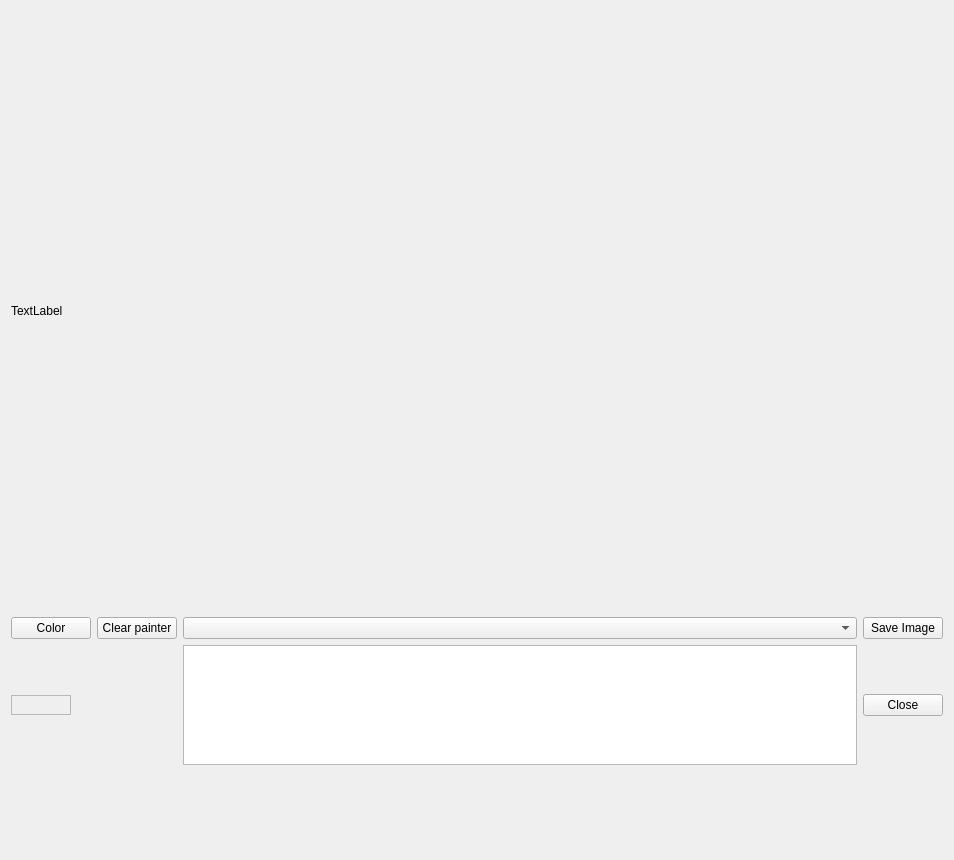
The window that namalysator/w_screenshoterror.ui (phungthomas/Namalysator) describes before a commit, drawn with Qt 5.
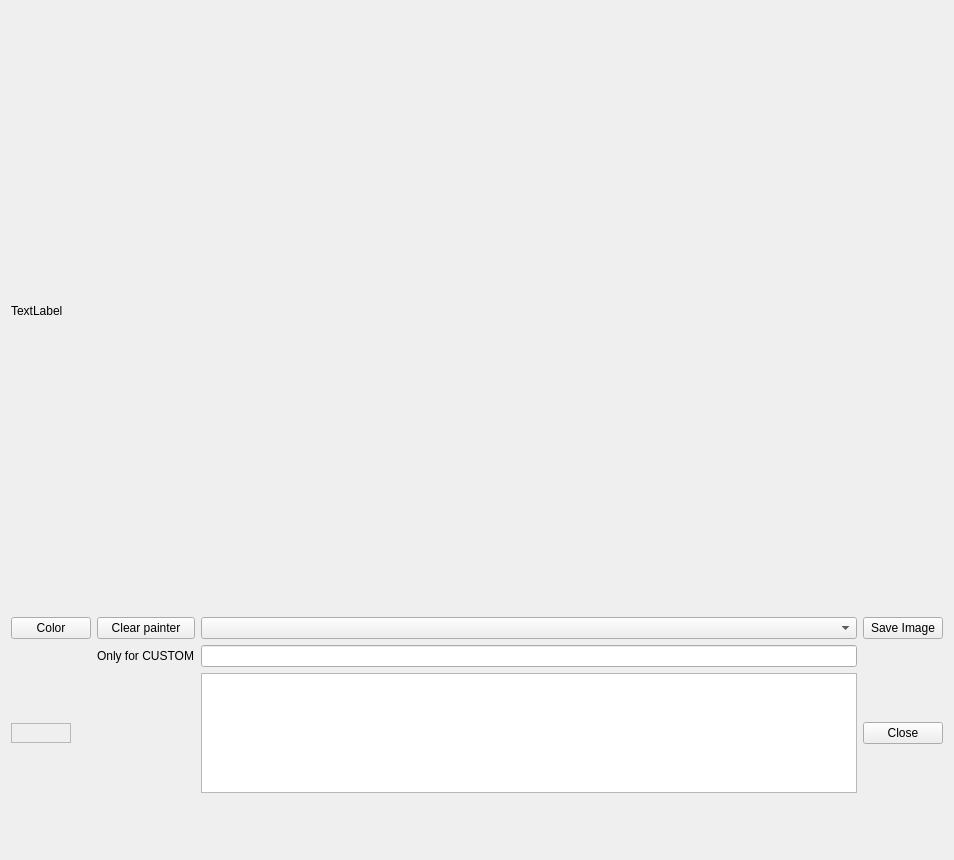
The same window after the commit.

Commit message: Custom title implemented

Diff of the .ui file:
```diff
--- a/namalysator/w_screenshoterror.ui
+++ b/namalysator/w_screenshoterror.ui
@@ -68,7 +68,7 @@
            </property>
           </widget>
          </item>
-         <item row="1" column="0">
+         <item row="2" column="0">
           <widget class="QTextEdit" name="boxColor">
            <property name="enabled">
             <bool>false</bool>
@@ -100,14 +100,14 @@
            </property>
           </widget>
          </item>
-         <item row="1" column="3">
+         <item row="2" column="3">
           <widget class="QPushButton" name="btnClose">
            <property name="text">
             <string>Close</string>
            </property>
           </widget>
          </item>
-         <item row="1" column="2">
+         <item row="2" column="2">
           <widget class="QTextEdit" name="txtCommentaire">
            <property name="minimumSize">
             <size>
@@ -126,13 +126,23 @@
          <item row="0" column="2">
           <widget class="QComboBox" name="comboBoxErrorType"/>
          </item>
-         <item row="2" column="2">
+         <item row="3" column="2">
           <widget class="QLabel" name="lbComment">
            <property name="text">
             <string/>
            </property>
           </widget>
          </item>
+         <item row="1" column="1">
+          <widget class="QLabel" name="label_2">
+           <property name="text">
+            <string>Only for CUSTOM</string>
+           </property>
+          </widget>
+         </item>
+         <item row="1" column="2">
+          <widget class="QLineEdit" name="customEdit"/>
+         </item>
         </layout>
        </item>
       </layout>
```
The commit also changes 2 other files.
